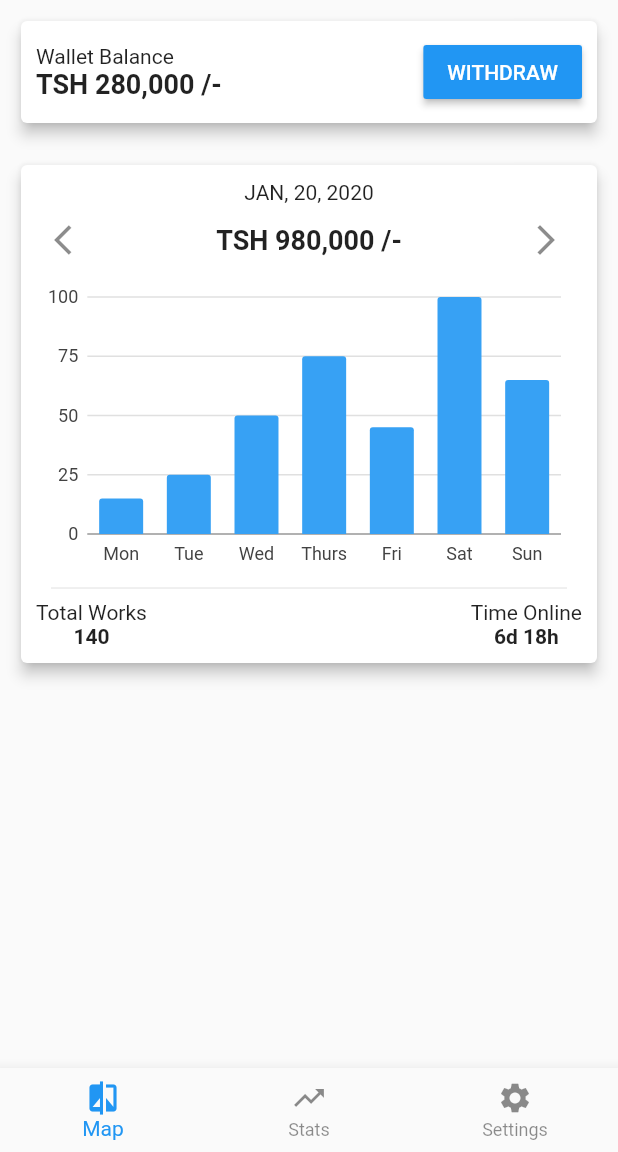
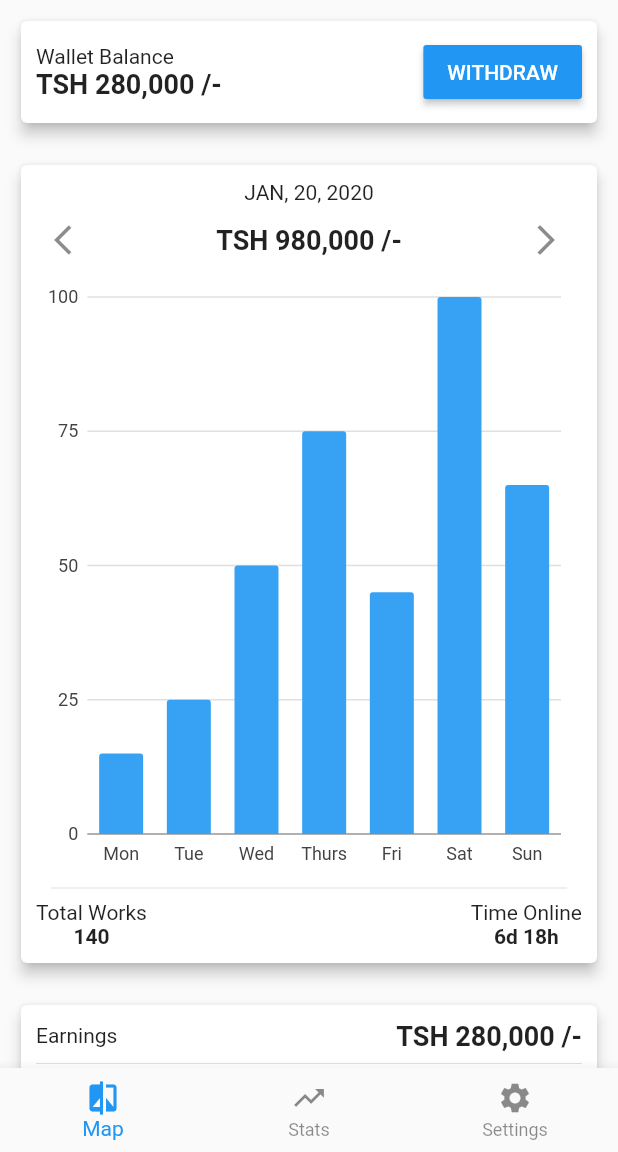
Before and after one commit to qlicue-digital-agency-ltd/atlas-fundi, a Flutter app: the HomePage screen opened directly, swiped to page 2, on a phone screen of 412 x 824 dp, the part 84-1236 px from its top. Run offline on Flutter 3.47's test engine with Material 2 defaults, Android fonts, the phone set to English and light mode, and no system bars; our stand-ins replace charts_flutter, google_maps_flutter.

Commit message:
statistics page design completed

```diff
--- /dev/null
+++ b/lib/components/cards/earnings_summary_card.dart
@@ -0,0 +1,66 @@
+import 'package:flutter/material.dart';
+
+class EarningsSummaryCard extends StatelessWidget {
+  @override
+  Widget build(BuildContext context) {
+    return Padding(
+      padding: const EdgeInsets.all(10.0),
+      child: Card(
+        elevation: 4,
+        child: Container(
+          padding: EdgeInsets.all(10),
+          child: Column(
+            children: <Widget>[
+              Row(
+                mainAxisAlignment: MainAxisAlignment.spaceBetween,
+                children: <Widget>[
+                  Text(
+                    'Earnings',
+                    style: TextStyle(fontWeight: FontWeight.w400),
+                  ),
+                  Text(
+                    'TSH 280,000 /-',
+                    style: TextStyle(fontSize: 18, fontWeight: FontWeight.w600),
+                  ),
+                ],
+              ),
+              Divider(),
+              SizedBox(
+                height: 10,
+              ),
+              Row(
+                mainAxisAlignment: MainAxisAlignment.spaceBetween,
+                children: <Widget>[
+                  Text(
+                    'Work Earnings',
+                    style: TextStyle(fontWeight: FontWeight.w400),
+                  ),
+                  Text(
+                    'TSH 280,000 /-',
+                    style: TextStyle(fontWeight: FontWeight.w400),
+                  ),
+                ],
+              ),
+              SizedBox(
+                height: 10,
+              ),
+              Row(
+                mainAxisAlignment: MainAxisAlignment.spaceBetween,
+                children: <Widget>[
+                  Text(
+                    'Taxes',
+                    style: TextStyle(fontWeight: FontWeight.w400),
+                  ),
+                  Text(
+                    'TSH 48,000 /-',
+                    style: TextStyle(fontWeight: FontWeight.w400),
+                  ),
+                ],
+              ),
+            ],
+          ),
+        ),
+      ),
+    );
+  }
+}
--- a/lib/components/cards/graph_card.dart
+++ b/lib/components/cards/graph_card.dart
@@ -36,7 +36,7 @@ class GraphCard extends StatelessWidget {
                   ],
                 ),
                 Container(
-                    height: 200, child: GroupedFillColorBarChart.withData()),
+                    height: 400, child: GroupedFillColorBarChart.withData()),
                 Divider(
                   indent: 10,
                   endIndent: 10,
--- a/lib/screens/statistics.dart
+++ b/lib/screens/statistics.dart
@@ -1,3 +1,4 @@
+import 'package:atlas_fundi/components/cards/earnings_summary_card.dart';
 import 'package:atlas_fundi/components/cards/graph_card.dart';
 import 'package:atlas_fundi/components/cards/wallet_balance_card.dart';
 
@@ -13,10 +14,8 @@ class StatisticsScreen extends StatelessWidget {
             title: Text('My Earnings'),
           ),
           SliverList(
-            delegate: SliverChildListDelegate([
-              WalletBalanceCard(),
-             GraphCard()
-            ]),
+            delegate: SliverChildListDelegate(
+                [WalletBalanceCard(), GraphCard(), EarningsSummaryCard()]),
           )
         ],
       ),
```
